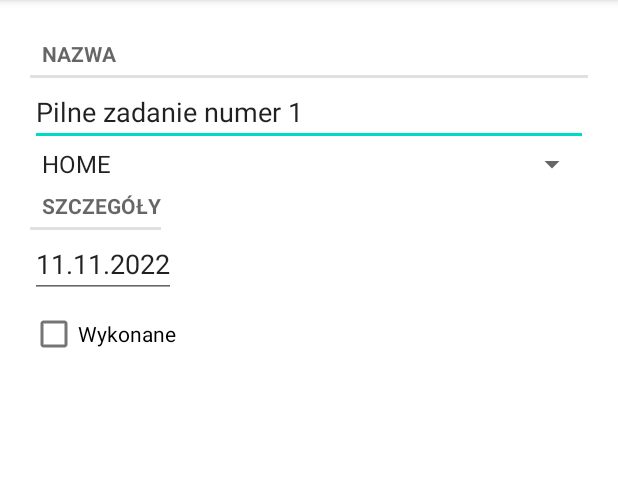
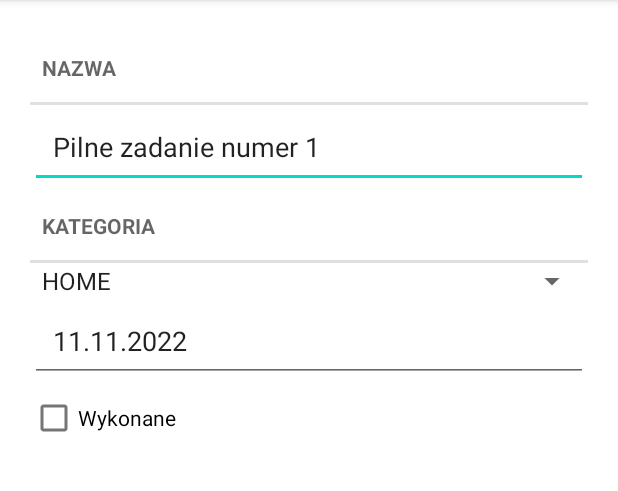
Before and after one commit to mariasupinska/Android_task_4, an Android app: the screen it shows after launch (MainActivity), after a tap on an icon or button, on a phone screen of 412 x 824 dp, the part 84-575 px from its top. Run offline under Robolectric (Android 15) with nearby library versions, the light colour scheme and no system bars.

Commit message:
Added dimens and translation.

```diff
--- a/app/src/main/res/layout/fragment_task.xml
+++ b/app/src/main/res/layout/fragment_task.xml
@@ -9,34 +9,38 @@
         style="?android:listSeparatorTextViewStyle"
         android:layout_width="match_parent"
         android:layout_height="wrap_content"
+        android:padding="@dimen/text_view_padding"
         android:text="@string/name_label" />
 
     <EditText
         android:id="@+id/task_name"
         android:layout_width="match_parent"
         android:layout_height="wrap_content"
+        android:padding="@dimen/edit_text_padding"
         android:hint="@string/name_hint" />
+
+    <TextView
+        style="?android:listSeparatorTextViewStyle"
+        android:layout_width="match_parent"
+        android:layout_height="wrap_content"
+        android:padding="@dimen/text_view_padding"
+        android:text="@string/details_label" />
 
     <Spinner
         android:id="@+id/task_category"
         android:layout_width="match_parent"
         android:layout_height="wrap_content" />
 
-    <TextView
-        style="?android:listSeparatorTextViewStyle"
-        android:layout_width="wrap_content"
-        android:layout_height="wrap_content"
-        android:text="@string/details_label" />
-
     <EditText
         android:id="@+id/task_date"
-        android:layout_width="wrap_content"
+        android:layout_width="match_parent"
         android:layout_height="wrap_content"
+        android:padding="@dimen/edit_text_padding"
+        android:autofillHints=""
         android:clickable="false"
         android:cursorVisible="false"
         android:focusable="false"
         android:focusableInTouchMode="false"
-        android:autofillHints=""
         android:inputType="date" />
 
     <CheckBox
--- a/app/src/main/res/layout/list_item_task.xml
+++ b/app/src/main/res/layout/list_item_task.xml
@@ -32,6 +32,7 @@
         android:id="@+id/task_item_icon"
         android:layout_width="match_parent"
         android:layout_height="match_parent"
+        android:padding="@dimen/task_item_padding"
         android:layout_gravity="right"
         android:cropToPadding="true"
         app:srcCompat="@drawable/ic_house"
--- /dev/null
+++ b/app/src/main/res/values/dimens.xml
@@ -0,0 +1,6 @@
+<?xml version="1.0" encoding="utf-8"?>
+<resources>
+    <dimen name="task_item_padding">1dp</dimen>
+    <dimen name="text_view_padding">15dp</dimen>
+    <dimen name="edit_text_padding">15dp</dimen>
+</resources>
--- a/app/src/main/res/values/strings.xml
+++ b/app/src/main/res/values/strings.xml
@@ -3,7 +3,7 @@
 
     <string name="name_label">Nazwa</string>
     <string name="name_hint">Wpisz nazwę zadania</string>
-    <string name="details_label">Szczegóły</string>
+    <string name="details_label">Kategoria</string>
     <string name="done_label">Wykonane</string>
 
     <string name="task_add_new">Nowe zadanie</string>
```
Also changed, not shown: 1 other file.
